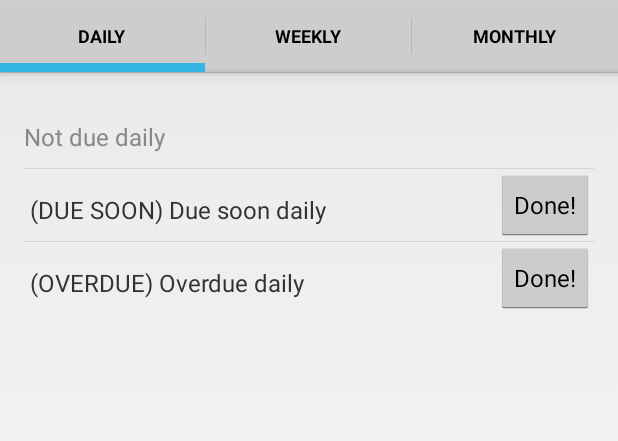
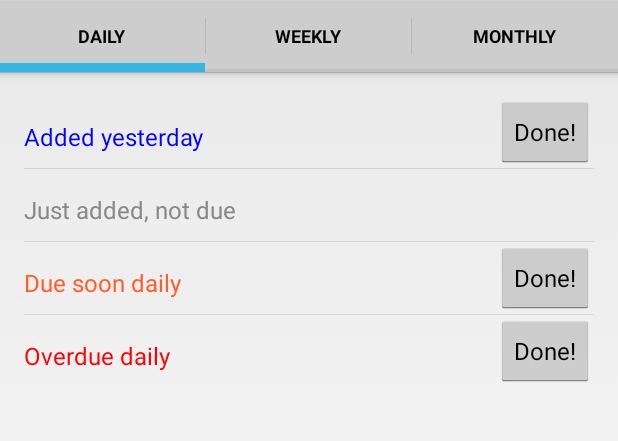
Before and after one commit to thomanil/HabitBoss, an Android app: the screen it shows after launch (MainActivity), on a phone screen of 412 x 824 dp, the part 72-513 px from its top. Run offline under Robolectric (Android 15) with nearby library versions, the phone set to English and light mode, and no system bars.

Commit message:
color coding habit lines to match state

```diff
--- a/HabitBoss/src/main/java/com/tknilsson/habitboss/model/Habit.java
+++ b/HabitBoss/src/main/java/com/tknilsson/habitboss/model/Habit.java
@@ -37,13 +37,7 @@ public class Habit {
     }
 
     public String getDescription() {
-        if(isSoonDue()){
-            return " (DUE SOON) " + description;
-        } else if(isOverdue()){
-            return " (OVERDUE) " + description;
-        } else {
-            return description;
-        }
+        return description;
     }
 
     public void setDescription(String description) {
@@ -100,7 +94,7 @@ public class Habit {
 
     public boolean isOverdue() {
         if(timeWindow.equals(TimeWindow.DAILY)){
-           return DateTime.now().isAfter(lastTicked.plusDays(1));
+            return DateTime.now().isAfter(lastTicked.plusDays(1));
         } else if(timeWindow.equals(TimeWindow.WEEKLY)){
             return DateTime.now().isAfter(lastTicked.plusWeeks(1));
         } else if(timeWindow.equals(TimeWindow.MONTHLY)){
@@ -127,6 +121,10 @@ public class Habit {
         }
     }
 
+    public String shorthandTimeTillDue(){
+        return "1hr"; // TODO 1 hr, 2 hrs, 3 hrs... 23 hrs, 1day, 2days... 31 days
+    }
+
 
 
 
--- a/HabitBoss/src/main/java/com/tknilsson/habitboss/model/Habits.java
+++ b/HabitBoss/src/main/java/com/tknilsson/habitboss/model/Habits.java
@@ -19,12 +19,15 @@ public class Habits {
     public static ArrayList<Habit> testFixture (Habit.TimeWindow timeWindow){
         ArrayList<Habit> habits = new ArrayList<Habit>();
         if(timeWindow.equals(Habit.TimeWindow.DAILY)){
-            Habit notDue = new Habit(Habit.Kind.GOOD, timeWindow, "Not due daily");
+            Habit addedYesterday = new Habit(Habit.Kind.GOOD, timeWindow, "Added yesterday");
+            DateTime lastMidnight = DateTime.now().withTimeAtStartOfDay();
+            addedYesterday.setLastTicked(lastMidnight.minusHours(1));
+            Habit notDue = new Habit(Habit.Kind.GOOD, timeWindow, "Just added, not due");
             Habit dueSoon = new Habit(Habit.Kind.GOOD, timeWindow, "Due soon daily");
             dueSoon.setLastTicked(DateTime.now().minusHours(23).minusMinutes(59));
             Habit overdue = new Habit(Habit.Kind.GOOD, timeWindow, "Overdue daily");
             overdue.setLastTicked(DateTime.now().minusHours(25));
-            habits.add(notDue); habits.add(dueSoon); habits.add(overdue);
+            habits.add(addedYesterday); habits.add(notDue); habits.add(dueSoon); habits.add(overdue);
         } else if(timeWindow.equals(Habit.TimeWindow.WEEKLY)){
             Habit notDue = new Habit(Habit.Kind.GOOD, timeWindow, "Not due weekly");
             Habit dueSoon = new Habit(Habit.Kind.GOOD, timeWindow, "Due soon weekly");
--- a/HabitBoss/src/main/java/com/tknilsson/habitboss/ui/HabitListAdapter.java
+++ b/HabitBoss/src/main/java/com/tknilsson/habitboss/ui/HabitListAdapter.java
@@ -70,6 +70,17 @@ public class HabitListAdapter extends ArrayAdapter<Habit> {
         if(!habit.canBeMarkedAsDoneAgain()){
             doneBtn.setVisibility(View.INVISIBLE);
             textView.setTextColor(Color.GRAY);
+        } else {
+            textView.setTextColor(Color.BLUE);
+        }
+
+        if(habit.isSoonDue()){
+            int ORANGE = Color.rgb(255, 94, 41);
+            textView.setTextColor(ORANGE);
+        }
+
+        if(habit.isOverdue()){
+            textView.setTextColor(Color.RED);
         }
 
         return rowView;
```
Also changed, not shown: 1 other file.
